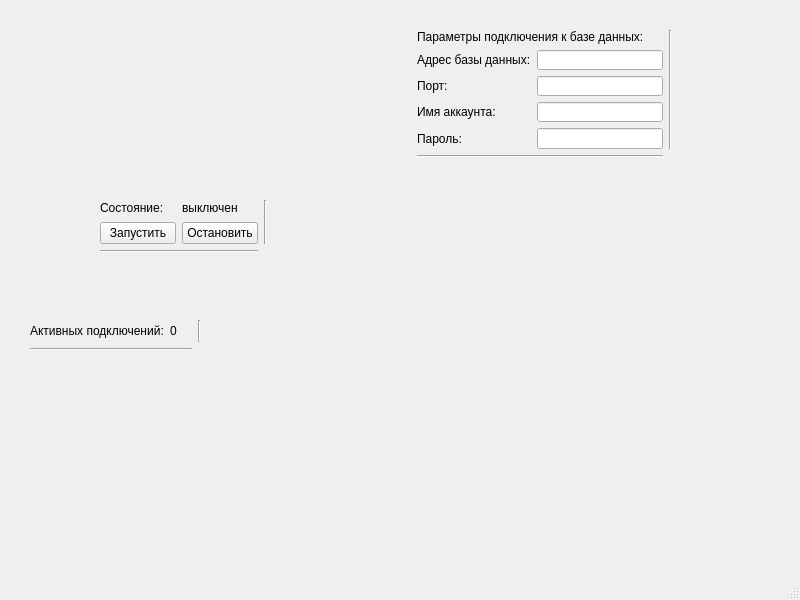
Above: src/mainwindow.ui from SyrtcevVadim/BesMesServer before the change. Below: the same form after it.
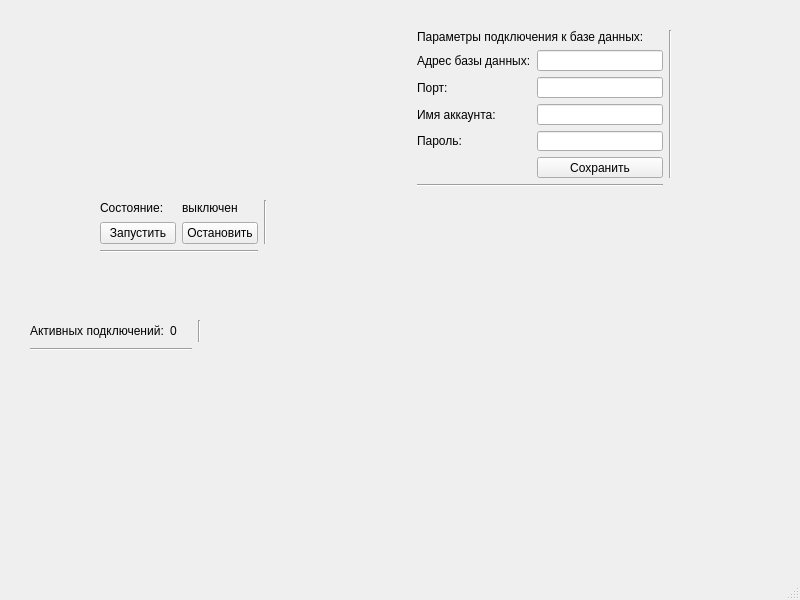
That is the form after the change.

Patch:
```diff
--- a/src/mainwindow.ui
+++ b/src/mainwindow.ui
@@ -129,31 +129,10 @@
       <x>417</x>
       <y>30</y>
       <width>255</width>
-      <height>128</height>
+      <height>157</height>
      </rect>
     </property>
     <layout class="QGridLayout" name="gridLayout_3">
-     <item row="0" column="0" colspan="2">
-      <widget class="QLabel" name="label_3">
-       <property name="text">
-        <string>Параметры подключения к базе данных:</string>
-       </property>
-      </widget>
-     </item>
-     <item row="1" column="0">
-      <widget class="QLabel" name="label_4">
-       <property name="text">
-        <string>Адрес базы данных:</string>
-       </property>
-      </widget>
-     </item>
-     <item row="1" column="1">
-      <widget class="QLineEdit" name="lineEdit">
-       <property name="toolTip">
-        <string>IP-адрес машины, на которой запущена база данных</string>
-       </property>
-      </widget>
-     </item>
      <item row="2" column="0">
       <widget class="QLabel" name="label_5">
        <property name="text">
@@ -161,10 +140,31 @@
        </property>
       </widget>
      </item>
-     <item row="2" column="1">
-      <widget class="QLineEdit" name="lineEdit_2">
+     <item row="1" column="1">
+      <widget class="QLineEdit" name="databaseAddressEdit">
        <property name="toolTip">
-        <string>Порт, прослушиваемый базой данных</string>
+        <string>IP-адрес машины, на которой запущена база данных</string>
+       </property>
+      </widget>
+     </item>
+     <item row="3" column="1">
+      <widget class="QLineEdit" name="databaseUserNameEdit">
+       <property name="toolTip">
+        <string>Имя аккаунта, под которым сервер будет делать запросы на сервер</string>
+       </property>
+      </widget>
+     </item>
+     <item row="6" column="0" colspan="2">
+      <widget class="Line" name="line_3">
+       <property name="orientation">
+        <enum>Qt::Horizontal</enum>
+       </property>
+      </widget>
+     </item>
+     <item row="1" column="0">
+      <widget class="QLabel" name="label_4">
+       <property name="text">
+        <string>Адрес базы данных:</string>
        </property>
       </widget>
      </item>
@@ -175,10 +175,24 @@
        </property>
       </widget>
      </item>
-     <item row="3" column="1">
-      <widget class="QLineEdit" name="lineEdit_3">
+     <item row="2" column="1">
+      <widget class="QLineEdit" name="databasePortEdit">
        <property name="toolTip">
-        <string>Имя аккаунта, под которым сервер будет делать запросы на сервер</string>
+        <string>Порт, прослушиваемый базой данных</string>
+       </property>
+      </widget>
+     </item>
+     <item row="0" column="0" colspan="2">
+      <widget class="QLabel" name="label_3">
+       <property name="text">
+        <string>Параметры подключения к базе данных:</string>
+       </property>
+      </widget>
+     </item>
+     <item row="4" column="1">
+      <widget class="QLineEdit" name="databaseUserPasswordEdit">
+       <property name="toolTip">
+        <string>Пароль от аккаунта в базе данных. После установки сразу же пропадает</string>
        </property>
       </widget>
      </item>
@@ -189,21 +203,14 @@
        </property>
       </widget>
      </item>
-     <item row="4" column="1">
-      <widget class="QLineEdit" name="lineEdit_4">
-       <property name="toolTip">
-        <string>Пароль от аккаунта в базе данных</string>
+     <item row="5" column="1">
+      <widget class="QPushButton" name="saveConfigParametersBtn">
+       <property name="text">
+        <string>Сохранить</string>
        </property>
       </widget>
      </item>
-     <item row="5" column="0" colspan="2">
-      <widget class="Line" name="line_3">
-       <property name="orientation">
-        <enum>Qt::Horizontal</enum>
-       </property>
-      </widget>
-     </item>
-     <item row="0" column="2" rowspan="5">
+     <item row="0" column="2" rowspan="6">
       <widget class="Line" name="line_6">
        <property name="orientation">
         <enum>Qt::Vertical</enum>
```
